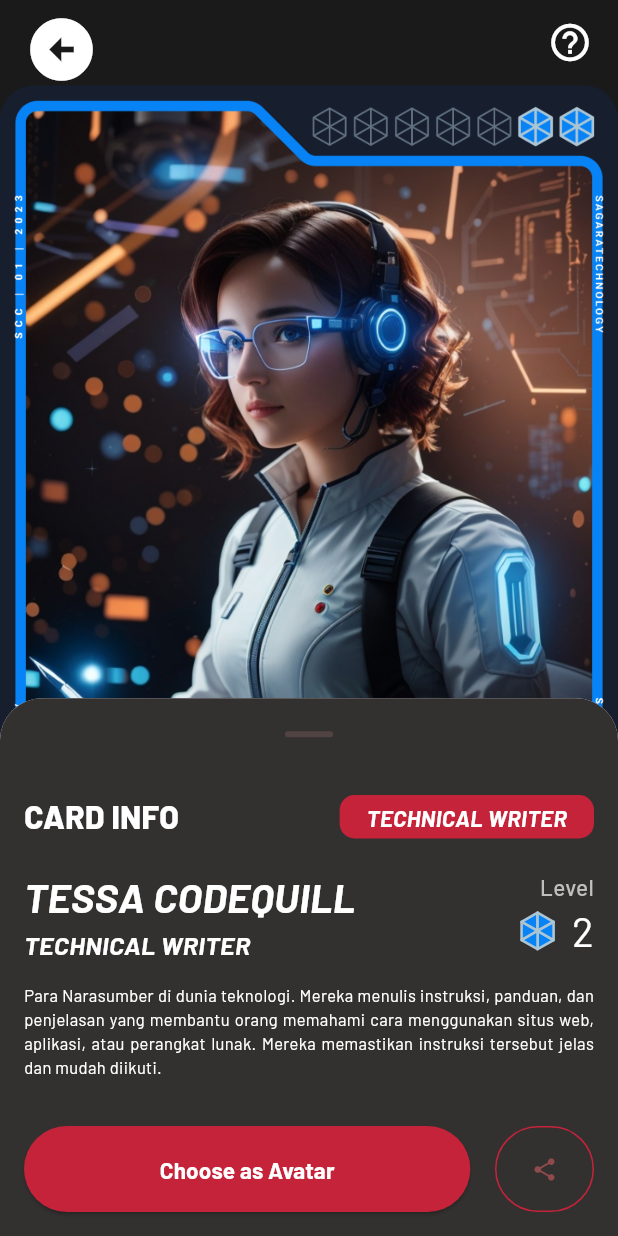
After one commit to obillahh/sagara_coding_card_app, a Flutter app: the DetailsCollectionScreenPage screen opened by its route, on a phone screen of 412 x 824 dp. The commit adds this screen. Run offline on Flutter 3.47's test engine with Material 3 defaults, Android fonts, the phone set to English and light mode, and no system bars; our stand-ins replace flutter_screenutil, flutter_svg, go_router, google_fonts, smooth_page_indicator; missing offline and left inert: mobile_scanner, qr_scanner_overlay.

Commit message:
Detail Page

```diff
--- a/sagara_coding_card_application/lib/presentation/core/app_router.dart
+++ b/sagara_coding_card_application/lib/presentation/core/app_router.dart
@@ -1,6 +1,7 @@
 import 'package:flutter/material.dart';
 import 'package:go_router/go_router.dart';
 import 'package:sagara_coding_card_application/presentation/pages/collection_screen_page.dart';
+import 'package:sagara_coding_card_application/presentation/pages/detail_collection_screen_page.dart';
 import 'package:sagara_coding_card_application/presentation/pages/leaderboard_screen_page.dart';
 import 'package:sagara_coding_card_application/presentation/pages/onboarding_screen_page.dart';
 import 'package:sagara_coding_card_application/presentation/pages/scanner_screen_page.dart';
@@ -84,6 +85,16 @@ final GoRouter router = GoRouter(
               builder: (context, state) => CollectionScreenPage(
                 key: state.pageKey,
               ),
+              routes: [
+                GoRoute(
+                  parentNavigatorKey: _rootNavigatorKey,
+                  path: 'detail',
+                  name: RouterConstant.detail,
+                  builder: (context, state) => DetailsCollectionScreenPage(
+                    key: state.pageKey,
+                  ),
+                ),
+              ],
             ),
           ],
         ),
@@ -111,7 +122,6 @@ final GoRouter router = GoRouter(
             ),
           ],
         ),
-
       ],
     ),
     GoRoute(
--- a/sagara_coding_card_application/lib/presentation/pages/collection_screen_page.dart
+++ b/sagara_coding_card_application/lib/presentation/pages/collection_screen_page.dart
@@ -1,5 +1,7 @@
 import 'package:flutter/material.dart';
 import 'package:flutter_screenutil/flutter_screenutil.dart';
+import 'package:go_router/go_router.dart';
+import 'package:sagara_coding_card_application/presentation/utils/router_constant.dart';
 
 import '../utils/assets_constant.dart';
 import '../utils/themes/app_colors.dart';
@@ -95,8 +97,13 @@ class CollectionScreenPage extends StatelessWidget {
                     childAspectRatio: .7,
                   ),
                   itemBuilder: (context, index) {
-                    return Image.asset(
-                      AssetsConstant.characterCard,
+                    return GestureDetector(
+                      onTap: () {
+                        context.pushNamed(RouterConstant.detail);
+                      },
+                      child: Image.asset(
+                        AssetsConstant.characterCard,
+                      ),
                     );
                   },
                   itemCount: 6,
--- /dev/null
+++ b/sagara_coding_card_application/lib/presentation/pages/detail_collection_screen_page.dart
@@ -0,0 +1,217 @@
+import 'package:flutter/material.dart';
+import 'package:flutter_screenutil/flutter_screenutil.dart';
+import 'package:flutter_svg/flutter_svg.dart';
+import 'package:sagara_coding_card_application/presentation/utils/themes/app_colors.dart';
+import 'package:sagara_coding_card_application/presentation/utils/themes/app_fonts.dart';
+
+import '../utils/assets_constant.dart';
+
+class DetailsCollectionScreenPage extends StatefulWidget {
+  const DetailsCollectionScreenPage({Key? key}) : super(key: key);
+
+  @override
+  State<DetailsCollectionScreenPage> createState() =>
+      _DetailsCollectionScreenPageState();
+}
+
+class _DetailsCollectionScreenPageState
+    extends State<DetailsCollectionScreenPage> with TickerProviderStateMixin {
+  late AnimationController _animationController;
+
+  @override
+  void initState() {
+    super.initState();
+    _animationController = AnimationController(
+      vsync: this,
+      duration: const Duration(milliseconds: 300),
+    );
+  }
+
+  @override
+  void dispose() {
+    _animationController.dispose();
+    super.dispose();
+  }
+
+  @override
+  Widget build(BuildContext context) {
+    return Scaffold(
+      backgroundColor: AppColors.background,
+      appBar: AppBar(
+        elevation: 0,
+        backgroundColor: AppColors.background,
+        leading: Padding(
+          padding: const EdgeInsets.only(left: 8),
+          child: IconButton(
+            onPressed: () {
+              Navigator.of(context).pop();
+            },
+            icon: const Icon(
+              Icons.arrow_circle_left,
+              size: 50,
+              color: AppColors.text,
+            ),
+          ),
+        ),
+        actions: [
+          Padding(
+            padding: const EdgeInsets.only(right: 8),
+            child: IconButton(
+              onPressed: () {},
+              icon: const Icon(
+                Icons.help_outline_sharp,
+                size: 30,
+                color: AppColors.text,
+              ),
+            ),
+          ),
+        ],
+      ),
+      body: Image.asset(
+        AssetsConstant.character,
+        fit: BoxFit.fitWidth,
+      ),
+      bottomSheet: BottomSheet(
+        animationController: _animationController,
+        enableDrag: true,
+        showDragHandle: true,
+        onClosing: () {
+          Navigator.of(context).pop();
+        },
+        backgroundColor: const Color(0xff333030),
+        builder: (context) {
+          return SizedBox(
+            height: 260.h,
+            child: Padding(
+              padding: const EdgeInsets.all(16.0),
+              child: Column(
+                mainAxisAlignment: MainAxisAlignment.spaceBetween,
+                children: [
+                  Column(
+                    crossAxisAlignment: CrossAxisAlignment.start,
+                    children: [
+                      Row(
+                        mainAxisAlignment: MainAxisAlignment.spaceBetween,
+                        children: [
+                          Text(
+                            'Card Info'.toUpperCase(),
+                            style: AppFonts.appFont.titleLarge!.copyWith(
+                              fontWeight: FontWeight.w800,
+                            ),
+                          ),
+                          Container(
+                            padding: const EdgeInsets.symmetric(
+                                horizontal: 18, vertical: 4),
+                            decoration: BoxDecoration(
+                              borderRadius: BorderRadius.circular(10),
+                              color: AppColors.primary,
+                            ),
+                            child: Text(
+                              'Technical Writer'.toUpperCase(),
+                              style: AppFonts.appFont.titleSmall!.copyWith(
+                                fontWeight: FontWeight.w800,
+                                fontStyle: FontStyle.italic,
+                              ),
+                            ),
+                          ),
+                        ],
+                      ),
+                      SizedBox(height: 16.h),
+                      Row(
+                        mainAxisAlignment: MainAxisAlignment.spaceBetween,
+                        crossAxisAlignment: CrossAxisAlignment.center,
+                        children: [
+                          Column(
+                            crossAxisAlignment: CrossAxisAlignment.start,
+                            children: [
+                              Text(
+                                'TESSA CODEQUILL'.toUpperCase(),
+                                style: AppFonts.appFont.headlineSmall!.copyWith(
+                                  fontWeight: FontWeight.w700,
+                                  fontStyle: FontStyle.italic,
+                                ),
+                              ),
+                              Text(
+                                'TECHNICAL WRITER'.toUpperCase(),
+                                style: AppFonts.appFont.bodyLarge!.copyWith(
+                                  fontWeight: FontWeight.w700,
+                                  fontStyle: FontStyle.italic,
+                                ),
+                              ),
+                            ],
+                          ),
+                          Column(
+                            crossAxisAlignment: CrossAxisAlignment.end,
+                            children: [
+                              Text(
+                                'Level',
+                                style: AppFonts.appFont.labelLarge!.copyWith(
+                                  color: AppColors.placeholder,
+                                  fontWeight: FontWeight.w500,
+                                ),
+                              ),
+                              Row(
+                                children: [
+                                  SvgPicture.asset(
+                                    AssetsConstant.characterLevelIcon,
+                                    width: 24.w,
+                                  ),
+                                  SizedBox(width: 8.w),
+                                  Text(
+                                    '2',
+                                    style: AppFonts.appFont.headlineSmall!
+                                        .copyWith(
+                                      fontWeight: FontWeight.w400,
+                                    ),
+                                  ),
+                                ],
+                              ),
+                            ],
+                          ),
+                        ],
+                      ),
+                      SizedBox(height: 12.h),
+                      Text(
+                        'Para Narasumber di dunia teknologi. Mereka menulis instruksi, panduan, dan penjelasan yang membantu orang memahami cara menggunakan situs web, aplikasi, atau perangkat lunak. Mereka memastikan instruksi tersebut jelas dan mudah diikuti.',
+                        style: AppFonts.appFont.labelSmall!,
+                        textAlign: TextAlign.justify,
+                      ),
+                    ],
+                  ),
+                  Row(
+                    mainAxisAlignment: MainAxisAlignment.spaceBetween,
+                    children: [
+                      ElevatedButton(
+                        onPressed: () {},
+                        style: ElevatedButton.styleFrom(
+                          backgroundColor: AppColors.primary,
+                          minimumSize: Size(260.w, 48.h),
+                        ),
+                        child: Text(
+                          'Choose as Avatar',
+                          style: AppFonts.appFont.labelLarge!.copyWith(
+                            fontWeight: FontWeight.w700,
+                          ),
+                        ),
+                      ),
+                      OutlinedButton(
+                        onPressed: () {},
+                        style: OutlinedButton.styleFrom(
+                          side: const BorderSide(
+                            color: AppColors.primary,
+                          ),
+                          minimumSize: Size(48.w, 48.h),
+                        ),
+                        child: const Icon(Icons.share),
+                      ),
+                    ],
+                  ),
+                ],
+              ),
+            ),
+          );
+        },
+      ),
+    );
+  }
+}
--- a/sagara_coding_card_application/lib/presentation/utils/assets_constant.dart
+++ b/sagara_coding_card_application/lib/presentation/utils/assets_constant.dart
@@ -20,6 +20,7 @@ class AssetsConstant {
   static const String myCollectionCard = 'assets/images/my_collection_card.png';
   static const String characterCard = 'assets/images/char_card.png';
   static const String profilePicture = 'assets/images/profile_picture.png';
+  static const String character = 'assets/images/character.png';
 
   // svg
   static const String nameIcon = 'assets/icons/name.svg';
@@ -48,4 +49,5 @@ class AssetsConstant {
   static const String myCollectionIcon = 'assets/icons/my_collection_icon.svg';
   static const String myHistoryIcon = 'assets/icons/my_history_icon.svg';
   static const String myLeaderboardIcon = 'assets/icons/my_leaderboard_icon.svg';
+  static const String characterLevelIcon = 'assets/icons/char_level_icon.svg';
 }
--- a/sagara_coding_card_application/lib/presentation/utils/router_constant.dart
+++ b/sagara_coding_card_application/lib/presentation/utils/router_constant.dart
@@ -6,6 +6,7 @@ class RouterConstant {
   static const String verification = 'verification';
   static const String home = 'home';
   static const String collection = 'collection';
+  static const String detail = 'detail';
   static const String leaderboard = 'leaderboard';
   static const String profile = 'profile';
   static const String scanner = 'scanner';
```
Also changed, not shown: sagara_coding_card_application/assets/icons/char_level_icon.svg (added), sagara_coding_card_application/assets/images/character.png (added).
